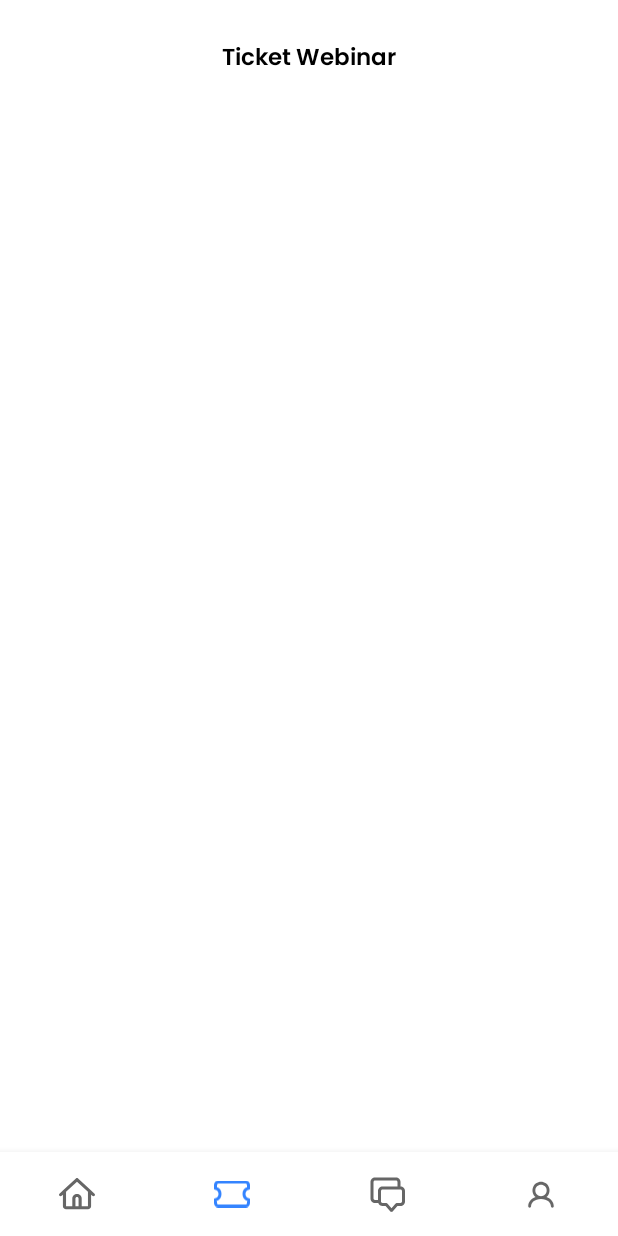
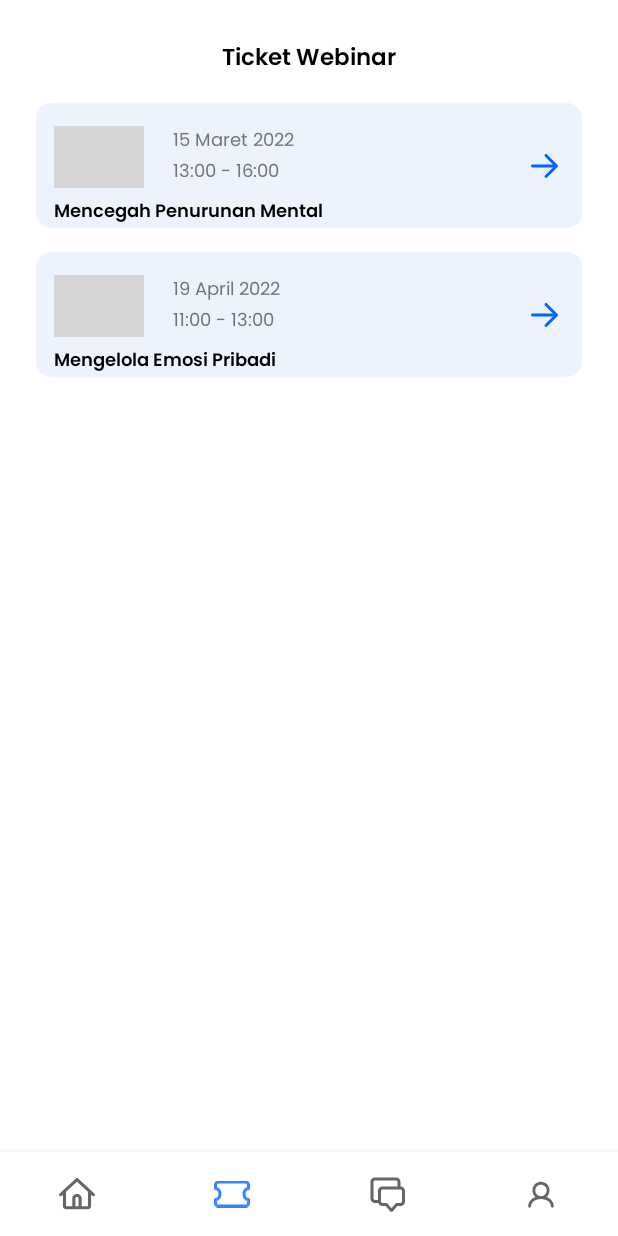
Before and after one commit to mrrezkii/MotionHack_16_e-psyc, an Android app: the TicketFragment screen opened through its navigation route, on a phone screen of 412 x 824 dp. Run offline under Robolectric (Android 15) with nearby library versions, the phone set to English and light mode, and no system bars; our stand-ins replace Timber, navigation-ui; libraries missing offline, so code that uses them is left out: org.kodein.di; pictures from the network do not load; 4 statements that could not run were skipped; grey boxes are pictures that could not be loaded.

Commit message:
Add data recyclerview ticket

```diff
--- /dev/null
+++ b/app/src/main/java/com/motionlaboratory/e_psyc/source/model/Ticket.kt
@@ -0,0 +1,34 @@
+package com.motionlaboratory.e_psyc.source.model
+
+data class Ticket(
+    var key: String? = null,
+    var name: String? = null,
+    var date: String? = null,
+    var schedule: String? = null,
+    var photo: String? = null
+)
+
+fun mockTicket(): ArrayList<Ticket> {
+    val listAdapter: ArrayList<Ticket> = ArrayList()
+    listAdapter.add(
+        Ticket(
+            null,
+            "Mencegah Penurunan Mental",
+            "15 Maret 2022",
+            "13:00 - 16:00",
+            "https://islamic-education.uii.ac.id/wp-content/uploads/2018/03/BANNER-SEMINAR.png"
+        )
+    )
+
+    listAdapter.add(
+        Ticket(
+            null,
+            "Mengelola Emosi Pribadi",
+            "19 April 2022",
+            "11:00 - 13:00",
+            "https://www.pixelldesign.com/wp-content/uploads/desain-banner-spanduk-seminar-workshop-simposium-kedokteran-8.jpg"
+        )
+    )
+
+    return listAdapter
+}
--- /dev/null
+++ b/app/src/main/java/com/motionlaboratory/e_psyc/ui/ticket/TicketAdapter.kt
@@ -0,0 +1,56 @@
+package com.motionlaboratory.e_psyc.ui.ticket
+
+import android.view.LayoutInflater
+import android.view.ViewGroup
+import androidx.recyclerview.widget.RecyclerView
+import com.bumptech.glide.Glide
+import com.bumptech.glide.load.resource.bitmap.CenterCrop
+import com.bumptech.glide.load.resource.bitmap.RoundedCorners
+import com.bumptech.glide.request.RequestOptions
+import com.motionlaboratory.e_psyc.databinding.AdapterTicketBinding
+import com.motionlaboratory.e_psyc.source.model.Ticket
+
+class TicketAdapter(
+    var tickets: ArrayList<Ticket>,
+    val listerner: OnAdapterListener
+) : RecyclerView.Adapter<TicketAdapter.ViewHolder>() {
+
+    class ViewHolder(val binding: AdapterTicketBinding) : RecyclerView.ViewHolder(binding.root)
+
+    interface OnAdapterListener {
+        fun onClick(result: Ticket)
+    }
+
+    override fun onCreateViewHolder(parent: ViewGroup, viewType: Int) = ViewHolder(
+        AdapterTicketBinding.inflate(LayoutInflater.from(parent.context), parent, false)
+    )
+
+    override fun onBindViewHolder(holder: TicketAdapter.ViewHolder, position: Int) {
+        val ticket = tickets[position]
+        holder.binding.tvName.text = ticket.name
+        holder.binding.tvSchedule.text = ticket.schedule
+        holder.binding.tvDate.text = ticket.date
+
+        var requestOptions = RequestOptions()
+        requestOptions = requestOptions.transforms(CenterCrop(), RoundedCorners(10))
+
+        Glide
+            .with(holder.binding.ivAvatarDoctor.context)
+            .load(ticket.photo)
+            .apply(requestOptions)
+            .into(holder.binding.ivAvatarDoctor)
+
+        holder.binding.container.setOnClickListener {
+            listerner.onClick(ticket)
+        }
+    }
+
+    override fun getItemCount() = tickets.size
+
+    fun setData(data: List<Ticket>) {
+        tickets.clear()
+        tickets.addAll(data)
+        notifyDataSetChanged()
+    }
+
+}
--- a/app/src/main/java/com/motionlaboratory/e_psyc/ui/ticket/TicketFragment.kt
+++ b/app/src/main/java/com/motionlaboratory/e_psyc/ui/ticket/TicketFragment.kt
@@ -6,10 +6,13 @@ import android.view.View
 import android.view.ViewGroup
 import androidx.fragment.app.Fragment
 import com.motionlaboratory.e_psyc.databinding.FragmentTicketBinding
+import com.motionlaboratory.e_psyc.source.model.Ticket
+import com.motionlaboratory.e_psyc.source.model.mockTicket
 
 class TicketFragment : Fragment() {
 
     private lateinit var binding: FragmentTicketBinding
+    private lateinit var adapter: TicketAdapter
 
     override fun onCreateView(
         inflater: LayoutInflater, container: ViewGroup?,
@@ -18,4 +21,19 @@ class TicketFragment : Fragment() {
         binding = FragmentTicketBinding.inflate(inflater, container, false)
         return binding.root
     }
+
+    override fun onViewCreated(view: View, savedInstanceState: Bundle?) {
+        super.onViewCreated(view, savedInstanceState)
+        setupRecyclerView()
+    }
+
+    private fun setupRecyclerView() {
+        adapter = TicketAdapter(mockTicket(), object : TicketAdapter.OnAdapterListener {
+            override fun onClick(result: Ticket) {
+
+            }
+
+        })
+        binding.listTicket.adapter = adapter
+    }
 }
--- a/app/src/main/res/layout/adapter_ticket.xml
+++ b/app/src/main/res/layout/adapter_ticket.xml
@@ -1,10 +1,12 @@
 <?xml version="1.0" encoding="utf-8"?>
 <androidx.cardview.widget.CardView xmlns:android="http://schemas.android.com/apk/res/android"
     xmlns:app="http://schemas.android.com/apk/res-auto"
+    android:id="@+id/container"
     android:layout_width="match_parent"
     android:layout_height="wrap_content"
     android:layout_marginTop="16dp"
-    app:cardCornerRadius="10dp">
+    app:cardCornerRadius="10dp"
+    app:cardElevation="0dp">
 
     <androidx.constraintlayout.widget.ConstraintLayout
         android:layout_width="match_parent"
@@ -23,7 +25,7 @@
             app:layout_constraintTop_toTopOf="parent" />
 
         <androidx.appcompat.widget.AppCompatTextView
-            android:id="@+id/tv_tanggal"
+            android:id="@+id/tv_date"
             android:layout_width="wrap_content"
             android:layout_height="wrap_content"
             android:layout_marginStart="19dp"
@@ -36,7 +38,7 @@
             app:layout_constraintTop_toTopOf="parent" />
 
         <androidx.appcompat.widget.AppCompatTextView
-            android:id="@+id/tv_time"
+            android:id="@+id/tv_schedule"
             android:layout_width="wrap_content"
             android:layout_height="wrap_content"
             android:layout_marginStart="19dp"
@@ -45,10 +47,11 @@
             android:textColor="@color/grey"
             android:textSize="12sp"
             app:layout_constraintStart_toEndOf="@+id/iv_avatar_doctor"
-            app:layout_constraintTop_toBottomOf="@+id/tv_tanggal" />
+            app:layout_constraintTop_toBottomOf="@+id/tv_date" />
 
         <androidx.appcompat.widget.AppCompatTextView
             android:layout_width="wrap_content"
+            android:id="@+id/tv_name"
             android:layout_height="wrap_content"
             android:layout_marginStart="12dp"
             android:layout_marginTop="6dp"
```
